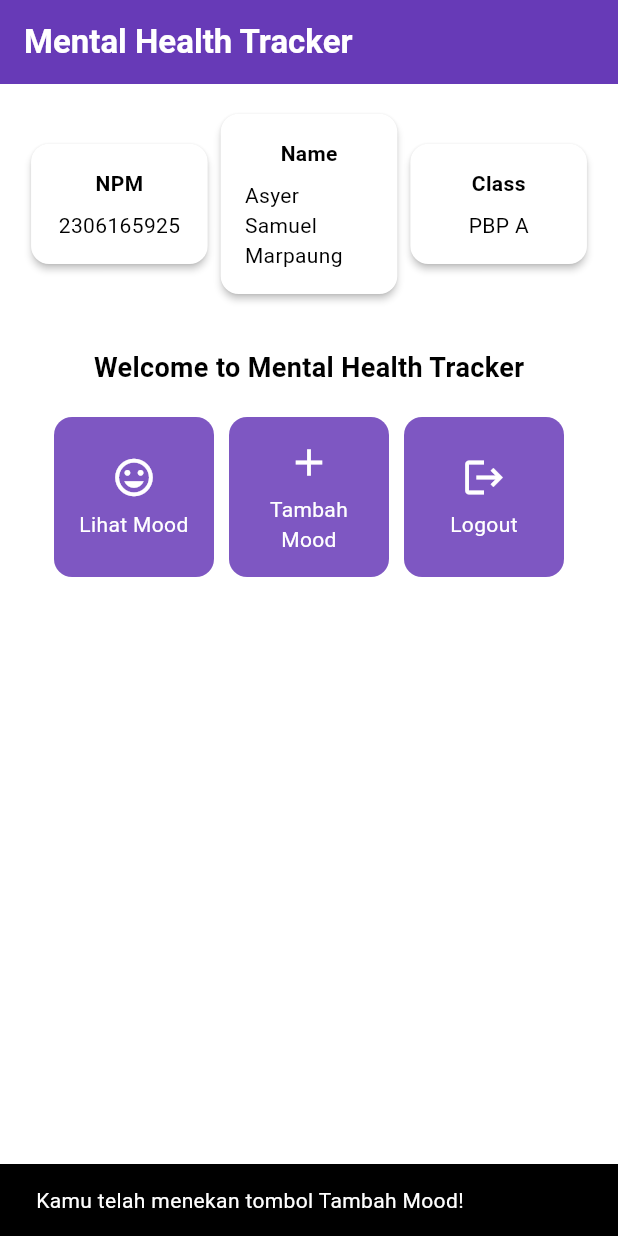
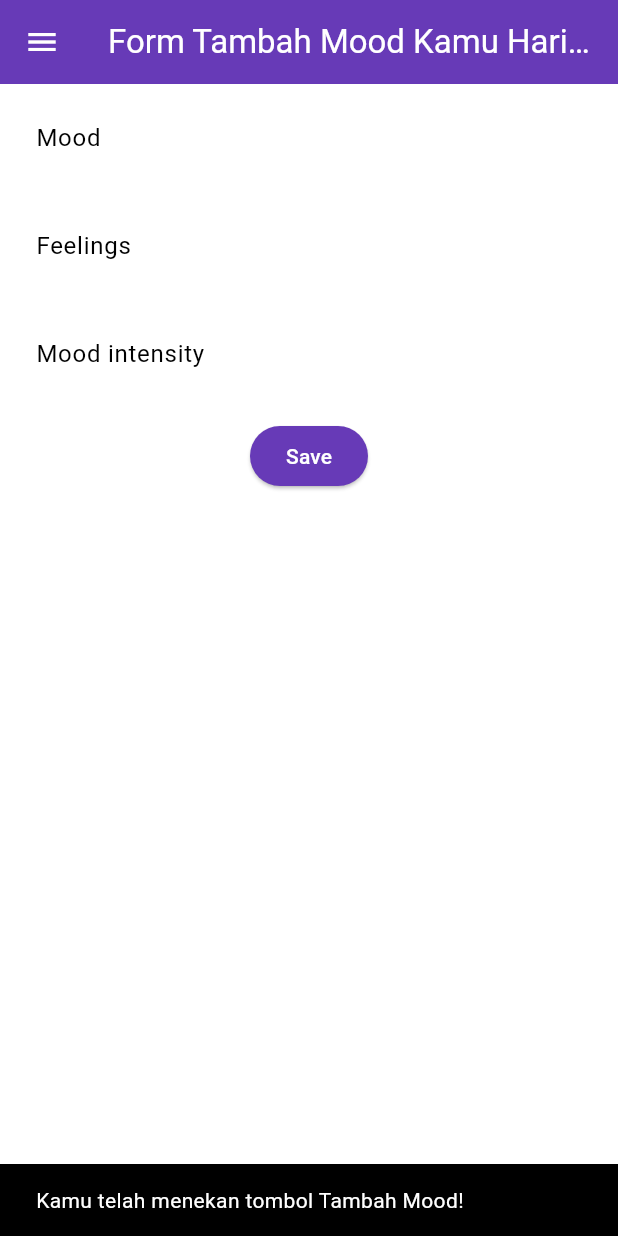
Before and after one commit to asyersamuel/mental-health-tracker-mobile, a Flutter app: the screen it shows after launch, after a tap on "Tambah Mood", on a phone screen of 412 x 824 dp. Run offline on Flutter 3.47's test engine with Material 3 defaults, Android fonts, the phone set to English and light mode, and no system bars.

Commit message:
tutorial 7 selesai

```diff
--- a/lib/main.dart
+++ b/lib/main.dart
@@ -1,5 +1,5 @@
 import 'package:flutter/material.dart';
-import 'package:mental_health_tracker/menu.dart';
+import 'package:mental_health_tracker/screens/menu.dart';
 
 void main() {
   runApp(const MyApp());
--- a/lib/menu.dart
+++ b/lib/screens/menu.dart
@@ -1,4 +1,6 @@
 import 'package:flutter/material.dart';
+import 'package:mental_health_tracker/widgets/left_drawer.dart';
+import 'package:mental_health_tracker/widgets/mood_card.dart';
 
 class MyHomePage extends StatelessWidget {
   MyHomePage({super.key});
@@ -29,9 +31,11 @@ class MyHomePage extends StatelessWidget {
             fontWeight: FontWeight.bold,
           ),
         ),
+        iconTheme: const IconThemeData(color: Colors.white),
         // Warna latar belakang AppBar diambil dari skema warna tema aplikasi.
         backgroundColor: Theme.of(context).colorScheme.primary,
       ),
+      drawer: const LeftDrawer(),
       // Body halaman dengan padding di sekelilingnya.
       body: Padding(
         padding: const EdgeInsets.all(16.0),
@@ -128,62 +132,3 @@ class InfoCard extends StatelessWidget {
     );
   }
 }
-
-class ItemCard extends StatelessWidget {
-  // Menampilkan kartu dengan ikon dan nama.
-
-  final ItemHomepage item;
-
-  const ItemCard(this.item, {super.key});
-
-  @override
-  Widget build(BuildContext context) {
-    return Material(
-      // Menentukan warna latar belakang dari tema aplikasi.
-      color: Theme.of(context).colorScheme.secondary,
-      // Membuat sudut kartu melengkung.
-      borderRadius: BorderRadius.circular(12),
-
-      child: InkWell(
-        // Aksi ketika kartu ditekan.
-        onTap: () {
-          // Menampilkan pesan SnackBar saat kartu ditekan.
-          ScaffoldMessenger.of(context)
-            ..hideCurrentSnackBar()
-            ..showSnackBar(SnackBar(
-                content: Text("Kamu telah menekan tombol ${item.name}!")));
-        },
-        // Container untuk menyimpan Icon dan Text
-        child: Container(
-          padding: const EdgeInsets.all(8),
-          child: Center(
-            child: Column(
-              // Menyusun ikon dan teks di tengah kartu.
-              mainAxisAlignment: MainAxisAlignment.center,
-              children: [
-                Icon(
-                  item.icon,
-                  color: Colors.white,
-                  size: 30.0,
-                ),
-                const Padding(padding: EdgeInsets.all(3)),
-                Text(
-                  item.name,
-                  textAlign: TextAlign.center,
-                  style: const TextStyle(color: Colors.white),
-                ),
-              ],
-            ),
-          ),
-        ),
-      ),
-    );
-  }
-}
-
-class ItemHomepage {
-  final String name;
-  final IconData icon;
-
-  ItemHomepage(this.name, this.icon);
-}
--- /dev/null
+++ b/lib/screens/moodentry_form.dart
@@ -0,0 +1,162 @@
+import 'package:flutter/material.dart';
+import 'package:mental_health_tracker/widgets/left_drawer.dart';
+
+class MoodEntryFormPage extends StatefulWidget {
+  const MoodEntryFormPage({super.key});
+
+  @override
+  State<MoodEntryFormPage> createState() => _MoodEntryFormPageState();
+}
+
+class _MoodEntryFormPageState extends State<MoodEntryFormPage> {
+  final _formKey = GlobalKey<FormState>();
+  String _mood = "";
+  String _feelings = "";
+  int _moodIntensity = 0;
+
+  @override
+  Widget build(BuildContext context) {
+    return Scaffold(
+      appBar: AppBar(
+        title: const Center(
+          child: Text(
+            'Form Tambah Mood Kamu Hari ini',
+          ),
+        ),
+        backgroundColor: Theme.of(context).colorScheme.primary,
+        foregroundColor: Colors.white,
+      ),
+      drawer: const LeftDrawer(),
+      body: Form(
+        key: _formKey,
+        child: SingleChildScrollView(
+          child: Column(
+              crossAxisAlignment: CrossAxisAlignment.start,
+              children: [
+                Padding(
+                  padding: const EdgeInsets.all(8.0),
+                  child: TextFormField(
+                    decoration: InputDecoration(
+                      hintText: "Mood",
+                      labelText: "Mood",
+                      border: OutlineInputBorder(
+                        borderRadius: BorderRadius.circular(5.0),
+                      ),
+                    ),
+                    onChanged: (String? value) {
+                      setState(() {
+                        _mood = value!;
+                      });
+                    },
+                    validator: (String? value) {
+                      if (value == null || value.isEmpty) {
+                        return "Mood tidak boleh kosong!";
+                      }
+                      return null;
+                    },
+                  ),
+                ),
+                Padding(
+                  padding: const EdgeInsets.all(8.0),
+                  child: TextFormField(
+                    decoration: InputDecoration(
+                      hintText: "Feelings",
+                      labelText: "Feelings",
+                      border: OutlineInputBorder(
+                        borderRadius: BorderRadius.circular(5.0),
+                      ),
+                    ),
+                    onChanged: (String? value) {
+                      setState(() {
+                        _feelings = value!;
+                      });
+                    },
+                    validator: (String? value) {
+                      if (value == null || value.isEmpty) {
+                        return "Feelings tidak boleh kosong!";
+                      }
+                      return null;
+                    },
+                  ),
+                ),
+                Padding(
+                  padding: const EdgeInsets.all(8.0),
+                  child: TextFormField(
+                    decoration: InputDecoration(
+                      hintText: "Mood intensity",
+                      labelText: "Mood intensity",
+                      border: OutlineInputBorder(
+                        borderRadius: BorderRadius.circular(5.0),
+                      ),
+                    ),
+                    onChanged: (String? value) {
+                      setState(() {
+                        _moodIntensity = int.tryParse(value!) ?? 0;
+                      });
+                    },
+                    validator: (String? value) {
+                      if (value == null || value.isEmpty) {
+                        return "Mood intensity tidak boleh kosong!";
+                      }
+                      if (int.tryParse(value) == null) {
+                        return "Mood intensity harus berupa angka!";
+                      }
+                      return null;
+                    },
+                  ),
+                ),
+                Align(
+                  alignment: Alignment.bottomCenter,
+                  child: Padding(
+                    padding: const EdgeInsets.all(8.0),
+                    child: ElevatedButton(
+                      style: ButtonStyle(
+                        backgroundColor: MaterialStateProperty.all(
+                            Theme.of(context).colorScheme.primary),
+                      ),
+                      onPressed: () {
+                        if (_formKey.currentState!.validate()) {
+                          showDialog(
+                            context: context,
+                            builder: (context) {
+                              return AlertDialog(
+                                title: const Text('Mood berhasil tersimpan'),
+                                content: SingleChildScrollView(
+                                  child: Column(
+                                    crossAxisAlignment:
+                                        CrossAxisAlignment.start,
+                                    children: [
+                                      Text('Mood: $_mood'),
+                                      Text('Feelings: $_feelings'),
+                                      Text('Moood intensity: $_moodIntensity'),
+                                    ],
+                                  ),
+                                ),
+                                actions: [
+                                  TextButton(
+                                    child: const Text('OK'),
+                                    onPressed: () {
+                                      Navigator.pop(context);
+                                      _formKey.currentState!.reset();
+                                    },
+                                  ),
+                                ],
+                              );
+                            },
+                          );
+                        }
+                      },
+                      child: const Text(
+                        "Save",
+                        style: TextStyle(color: Colors.white),
+                      ),
+                    ),
+                  ),
+                ),
+              ],
+            ),
+          )
+      ),
+    );
+  }
+}
--- /dev/null
+++ b/lib/widgets/left_drawer.dart
@@ -0,0 +1,71 @@
+import 'package:flutter/material.dart';
+import 'package:flutter/material.dart';
+import 'package:mental_health_tracker/screens/menu.dart';
+import 'package:mental_health_tracker/screens/moodentry_form.dart';
+
+class LeftDrawer extends StatelessWidget {
+  const LeftDrawer({super.key});
+
+  @override
+  Widget build(BuildContext context) {
+    return Drawer(
+      child: ListView(
+        children: [
+          DrawerHeader(
+              decoration: BoxDecoration(
+              color: Theme.of(context).colorScheme.primary,
+            ),
+            child: const Column(
+              children: [
+                Text(
+                  'Mental Health Tracker',
+                  textAlign: TextAlign.center,
+                  style: TextStyle(
+                    fontSize: 24,
+                    fontWeight: FontWeight.bold,
+                    color: Colors.white,
+                  ),
+                ),
+                Padding(padding: EdgeInsets.all(8)),
+                Text(
+                  "Ayo jaga kesehatan mentalmu setiap hari disini!",
+                  textAlign: TextAlign.center,
+                  style: TextStyle(
+                    fontSize: 15,
+                    color: Colors.white,
+                    fontWeight: FontWeight.normal,
+                  ),
+                ),
+              ],
+            ),
+              ),
+          ListTile(
+            leading: const Icon(Icons.home_outlined),
+            title: const Text('Halaman Utama'),
+            // Bagian redirection ke MyHomePage
+            onTap: () {
+              Navigator.pushReplacement(
+                  context,
+                  MaterialPageRoute(
+                    builder: (context) => MyHomePage(),
+                  ));
+            },
+          ),
+          ListTile(
+            leading: const Icon(Icons.mood),
+            title: const Text('Tambah Mood'),
+            // Bagian redirection ke MoodEntryFormPage
+            onTap: () {
+              Navigator.push(
+                context,
+                MaterialPageRoute(
+                  builder: (context) => MoodEntryFormPage(),
+                ),
+              );
+            },
+          ),
+        ],
+      ),
+    );
+  }
+}
--- /dev/null
+++ b/lib/widgets/mood_card.dart
@@ -0,0 +1,71 @@
+import 'package:flutter/material.dart';
+import 'package:mental_health_tracker/screens/moodentry_form.dart';
+
+class ItemCard extends StatelessWidget {
+  // Menampilkan kartu dengan ikon dan nama.
+
+  final ItemHomepage item;
+
+  const ItemCard(this.item, {super.key});
+
+  @override
+  Widget build(BuildContext context) {
+    return Material(
+      // Menentukan warna latar belakang dari tema aplikasi.
+      color: Theme.of(context).colorScheme.secondary,
+      // Membuat sudut kartu melengkung.
+      borderRadius: BorderRadius.circular(12),
+
+      child: InkWell(
+        // Aksi ketika kartu ditekan.
+        onTap: () {
+          // Memunculkan SnackBar ketika diklik
+          ScaffoldMessenger.of(context)
+            ..hideCurrentSnackBar()
+            ..showSnackBar(SnackBar(
+                content: Text("Kamu telah menekan tombol ${item.name}!")));
+
+          // Navigate ke route yang sesuai (tergantung jenis tombol)
+          if (item.name == "Tambah Mood") {
+            Navigator.push(
+              context,
+              MaterialPageRoute(
+                builder: (context) => const MoodEntryFormPage(),
+              ),
+            );
+          }
+        },
+        // Container untuk menyimpan Icon dan Text
+        child: Container(
+          padding: const EdgeInsets.all(8),
+          child: Center(
+            child: Column(
+              // Menyusun ikon dan teks di tengah kartu.
+              mainAxisAlignment: MainAxisAlignment.center,
+              children: [
+                Icon(
+                  item.icon,
+                  color: Colors.white,
+                  size: 30.0,
+                ),
+                const Padding(padding: EdgeInsets.all(3)),
+                Text(
+                  item.name,
+                  textAlign: TextAlign.center,
+                  style: const TextStyle(color: Colors.white),
+                ),
+              ],
+            ),
+          ),
+        ),
+      ),
+    );
+  }
+}
+
+class ItemHomepage {
+  final String name;
+  final IconData icon;
+
+  ItemHomepage(this.name, this.icon);
+}
```
